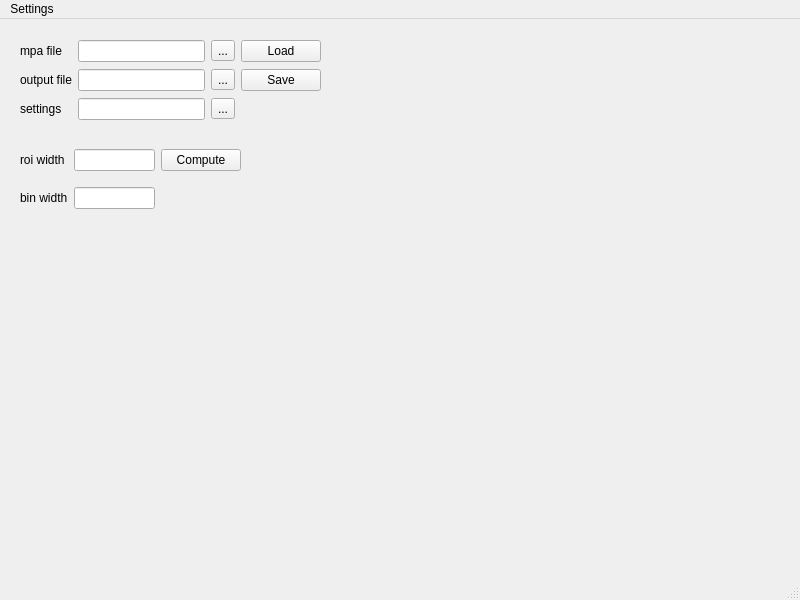
Above: gui/mainwindow.ui from KorribanMaster/CDBSAnalyzer before the change. Below: the same form after it.
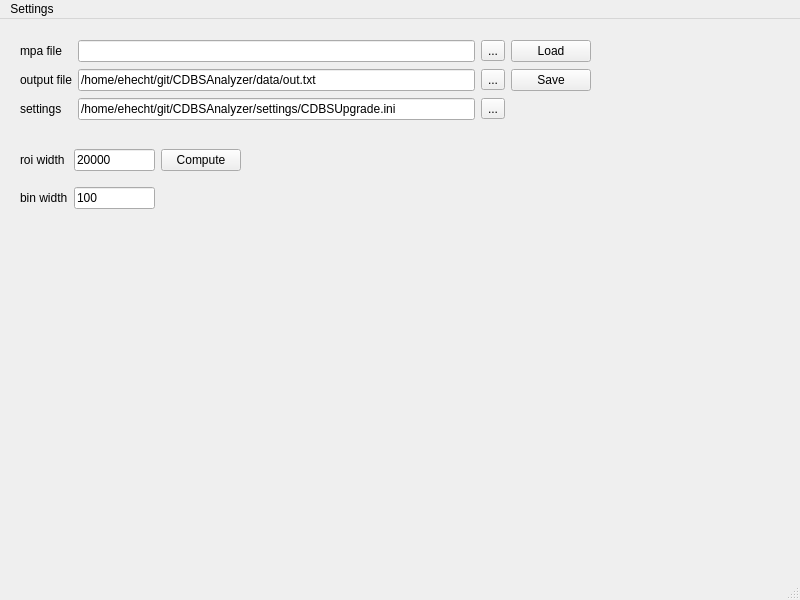
That is the form after the change.

Diff of the .ui file:
```diff
--- a/gui/mainwindow.ui
+++ b/gui/mainwindow.ui
@@ -19,7 +19,7 @@
      <rect>
       <x>20</x>
       <y>20</y>
-      <width>301</width>
+      <width>571</width>
       <height>83</height>
      </rect>
     </property>
@@ -60,7 +60,11 @@
       </widget>
      </item>
      <item row="1" column="1">
-      <widget class="QLineEdit" name="outputFileEdit"/>
+      <widget class="QLineEdit" name="outputFileEdit">
+       <property name="text">
+        <string>/home/ehecht/git/CDBSAnalyzer/data/out.txt</string>
+       </property>
+      </widget>
      </item>
      <item row="0" column="1">
       <widget class="QLineEdit" name="mpaFileEdit"/>
@@ -80,7 +84,11 @@
       </widget>
      </item>
      <item row="2" column="1">
-      <widget class="QLineEdit" name="settingsEdit"/>
+      <widget class="QLineEdit" name="settingsEdit">
+       <property name="text">
+        <string>/home/ehecht/git/CDBSAnalyzer/settings/CDBSUpgrade.ini</string>
+       </property>
+      </widget>
      </item>
      <item row="2" column="0">
       <widget class="QLabel" name="settingsLabel">
@@ -102,10 +110,18 @@
     </property>
     <layout class="QGridLayout" name="gridLayout_2">
      <item row="0" column="1">
-      <widget class="QLineEdit" name="roiEdit"/>
+      <widget class="QLineEdit" name="roiEdit">
+       <property name="text">
+        <string>20000</string>
+       </property>
+      </widget>
      </item>
      <item row="1" column="1">
-      <widget class="QLineEdit" name="binEdit"/>
+      <widget class="QLineEdit" name="binEdit">
+       <property name="text">
+        <string>100</string>
+       </property>
+      </widget>
      </item>
      <item row="1" column="0">
       <widget class="QLabel" name="binWidthLabel">
```
